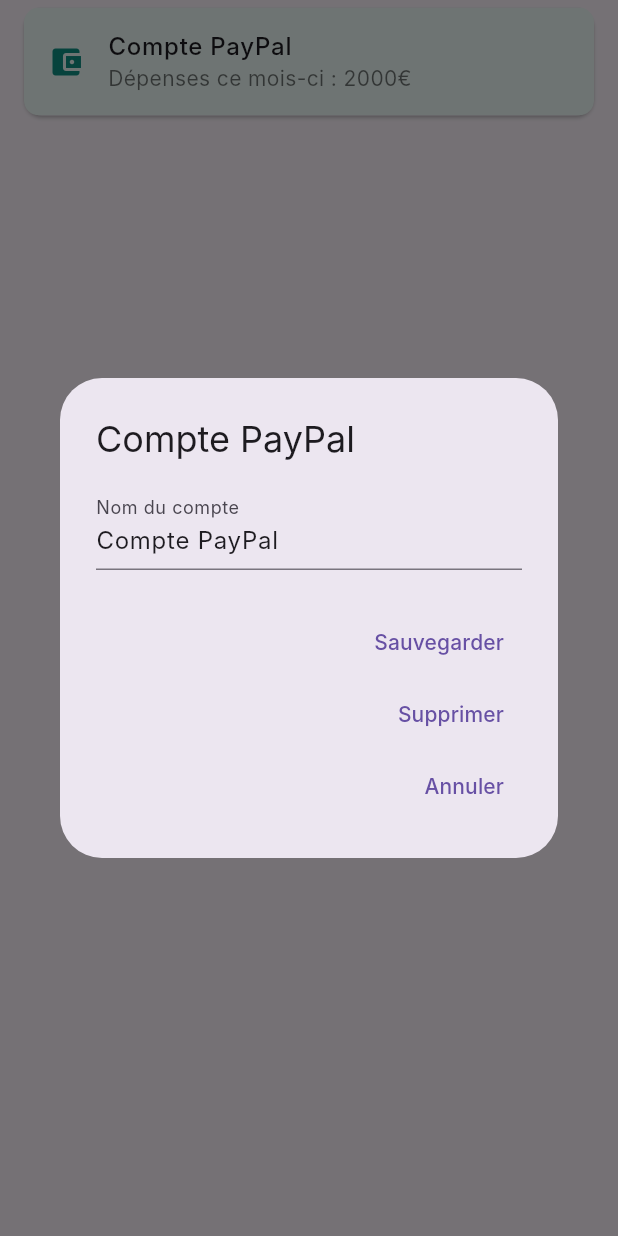
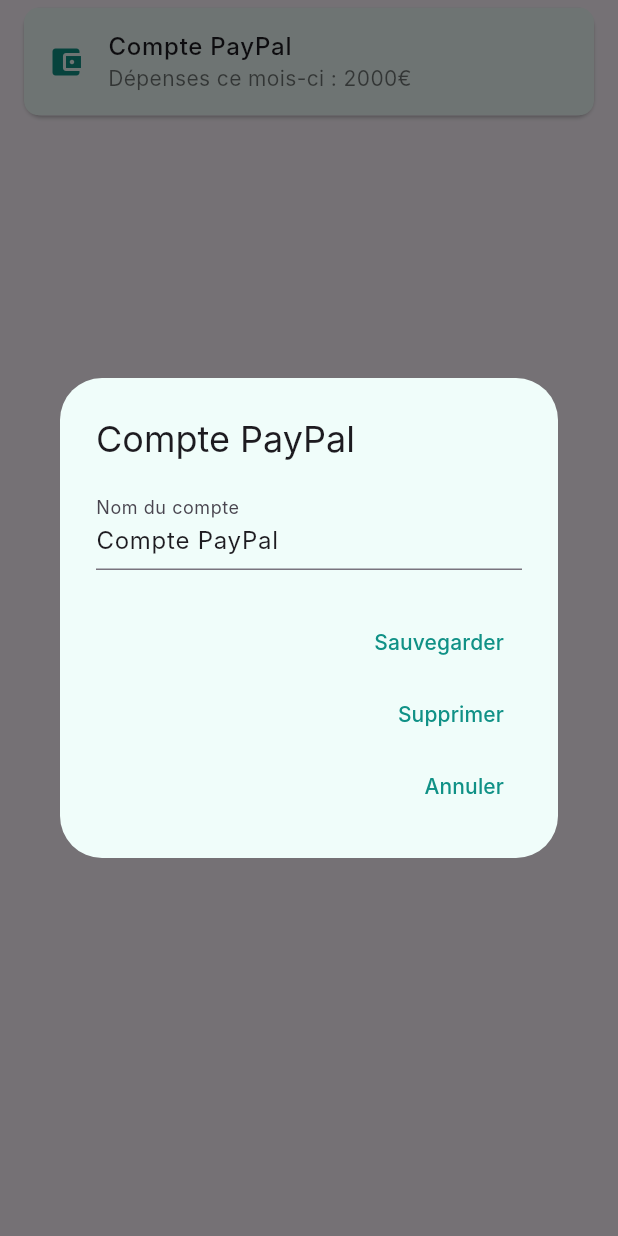
Before and after one commit to UnboringCompany/unboring_money, a Flutter app: the AccountItem widget shown alone on an empty page, opened directly, after a tap on "Compte PayPal", on a phone screen of 412 x 824 dp. Run offline on Flutter 3.47's test engine with Material 3 defaults, Android fonts, the light colour scheme and no system bars; Roboto replaces fonts that are missing (Inter).

Commit message:
feat: dialog colors

```diff
--- a/lib/widgets/account_item.dart
+++ b/lib/widgets/account_item.dart
@@ -32,6 +32,7 @@
       builder: (BuildContext context) {
         return AlertDialog(
           title: Text(name),
+          backgroundColor: const Color(0xFFF0FDFA),
           content: Column(
             mainAxisSize: MainAxisSize.min,
             children: <Widget>[
@@ -48,20 +49,20 @@
                 Navigator.of(context).pop();
                 _editCategory(context, nameController.text);
               },
-              child: const Text('Sauvegarder'),
+              child: const Text('Sauvegarder', style: TextStyle(color: Color(0xFF109186))),
             ),
             TextButton(
               onPressed: () {
                 Navigator.of(context).pop();
                 _deleteCategory(context);
               },
-              child: const Text('Supprimer'),
+              child: const Text('Supprimer', style: TextStyle(color: Color(0xFF109186))),
             ),
             TextButton(
               onPressed: () {
                 Navigator.of(context).pop();
               },
-              child: const Text('Annuler'),
+              child: const Text('Annuler', style: TextStyle(color: Color(0xFF109186))),
             ),
           ],
         );
--- a/lib/widgets/accounts_list.dart
+++ b/lib/widgets/accounts_list.dart
@@ -1,6 +1,5 @@
 import 'package:flutter/material.dart';
 import 'package:unboring_money/widgets/account_item.dart';
-import 'package:unboring_money/widgets/category_item.dart';
 
 class AccountsList extends StatefulWidget {
 
```
Also changed, not shown: lib/widgets/category_item.dart (+4 -3 lines).
